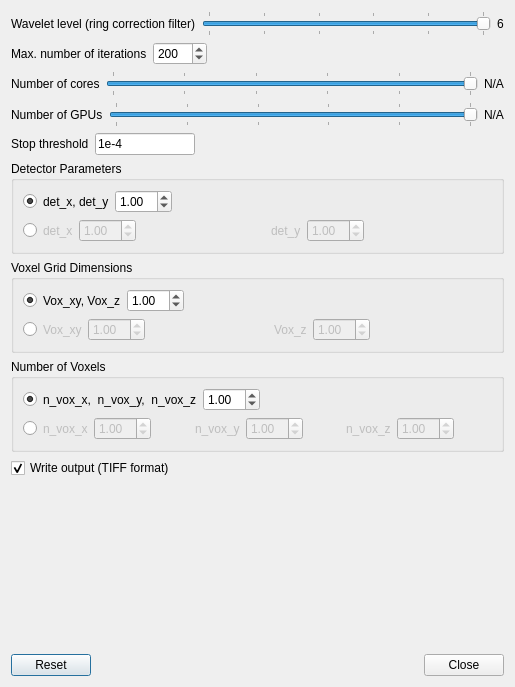
Old version of the form src/ui/advanced_settings.ui in the repository ornlneutronimaging/pyMBIR_UI.
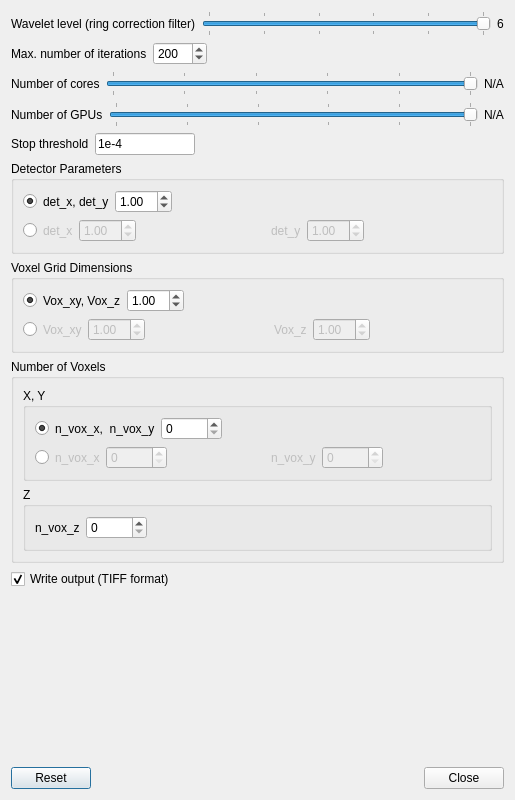
New version of the form.

Patch:
```diff
--- a/src/ui/advanced_settings.ui
+++ b/src/ui/advanced_settings.ui
@@ -10,19 +10,19 @@
     <x>0</x>
     <y>0</y>
     <width>515</width>
-    <height>687</height>
+    <height>800</height>
    </rect>
   </property>
   <property name="minimumSize">
    <size>
     <width>500</width>
-    <height>500</height>
+    <height>800</height>
    </size>
   </property>
   <property name="maximumSize">
    <size>
     <width>515</width>
-    <height>700</height>
+    <height>800</height>
    </size>
   </property>
   <property name="windowTitle">
@@ -511,6 +511,12 @@
      </property>
      <layout class="QVBoxLayout" name="verticalLayout_2">
       <item>
+       <widget class="QGroupBox" name="groupBox_4">
+        <property name="title">
+         <string>X, Y</string>
+        </property>
+        <layout class="QVBoxLayout" name="verticalLayout_5">
+         <item>
        <layout class="QHBoxLayout" name="horizontalLayout_12">
         <item>
          <widget class="QRadioButton" name="n_vox_x_y_z_radioButton">
@@ -525,17 +531,14 @@
         <item>
          <widget class="QLabel" name="n_vox_x_n_vox_y_n_vox_z_label">
           <property name="text">
-           <string>n_vox_x,  n_vox_y,  n_vox_z</string>
+              <string>n_vox_x,  n_vox_y</string>
           </property>
          </widget>
         </item>
         <item>
-         <widget class="QDoubleSpinBox" name="n_vox_x_n_vox_y_n_vox_z_doubleSpinBox">
-          <property name="minimum">
-           <double>0.000000000000000</double>
-          </property>
-          <property name="value">
-           <double>1.000000000000000</double>
+            <widget class="QSpinBox" name="n_vox_x_n_vox_y_n_vox_z_spinBox">
+             <property name="maximum">
+              <number>10000</number>
           </property>
          </widget>
         </item>
@@ -574,15 +577,12 @@
          </widget>
         </item>
         <item>
-         <widget class="QDoubleSpinBox" name="n_vox_x_doubleSpinBox">
+            <widget class="QSpinBox" name="n_vox_x_spinBox">
           <property name="enabled">
            <bool>false</bool>
           </property>
-          <property name="minimum">
-           <double>0.000000000000000</double>
-          </property>
-          <property name="value">
-           <double>1.000000000000000</double>
+             <property name="maximum">
+              <number>10000</number>
           </property>
          </widget>
         </item>
@@ -610,15 +610,12 @@
          </widget>
         </item>
         <item>
-         <widget class="QDoubleSpinBox" name="n_vox_y_doubleSpinBox">
+            <widget class="QSpinBox" name="n_vox_y_spinBox">
           <property name="enabled">
            <bool>false</bool>
           </property>
-          <property name="minimum">
-           <double>0.000000000000000</double>
-          </property>
-          <property name="value">
-           <double>1.000000000000000</double>
+             <property name="maximum">
+              <number>10000</number>
           </property>
          </widget>
         </item>
@@ -635,10 +632,21 @@
           </property>
          </spacer>
         </item>
+          </layout>
+         </item>
+        </layout>
+       </widget>
+      </item>
+      <item>
+       <widget class="QGroupBox" name="groupBox_5">
+        <property name="title">
+         <string>Z</string>
+        </property>
+        <layout class="QHBoxLayout" name="horizontalLayout_14">
         <item>
          <widget class="QLabel" name="n_vox_z_label">
           <property name="enabled">
-           <bool>false</bool>
+            <bool>true</bool>
           </property>
           <property name="text">
            <string>n_vox_z</string>
@@ -646,15 +654,9 @@
          </widget>
         </item>
         <item>
-         <widget class="QDoubleSpinBox" name="n_vox_z_doubleSpinBox">
-          <property name="enabled">
-           <bool>false</bool>
-          </property>
-          <property name="minimum">
-           <double>0.000000000000000</double>
-          </property>
-          <property name="value">
-           <double>1.000000000000000</double>
+          <widget class="QSpinBox" name="n_vox_z_spinBox">
+           <property name="maximum">
+            <number>10000</number>
           </property>
          </widget>
         </item>
@@ -672,6 +674,7 @@
          </spacer>
         </item>
        </layout>
+       </widget>
       </item>
      </layout>
     </widget>
```
Lines whose indentation alone changed are shown as unchanged.
